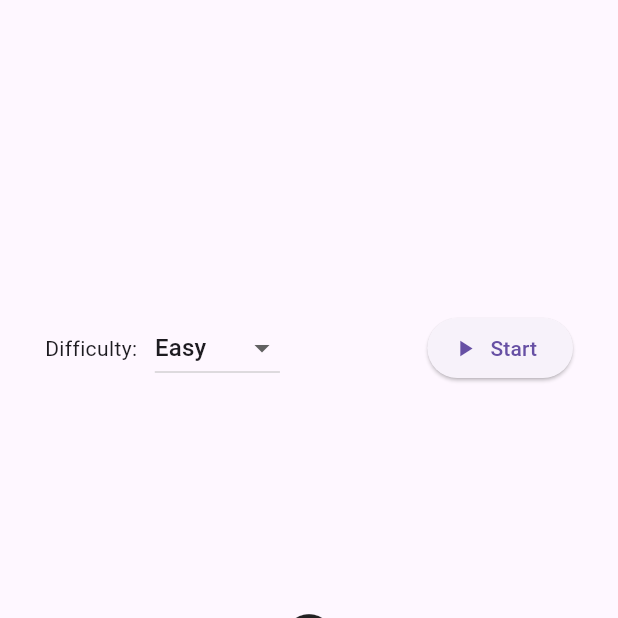
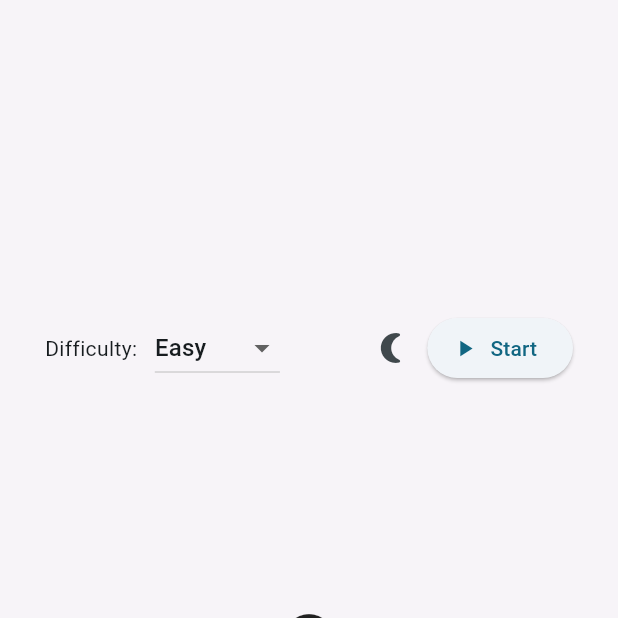
Before and after one commit to SaloRB/minesweeper, a Flutter app: the screen it shows after launch, on a phone screen of 412 x 824 dp, the top half of it. Run offline on Flutter 3.47's test engine with Material 3 defaults, Android fonts, the phone set to English and light mode, and no system bars; our stand-ins replace equatable; missing offline and left inert: dart:html.

Commit message:
Implement theme management: add MinesweeperTheme for dynamic theming, update UI components to support light and dark modes

```diff
--- a/lib/main.dart
+++ b/lib/main.dart
@@ -3,6 +3,7 @@ import 'web_context_menu/web_context_menu_stub.dart'
     if (dart.library.html) 'web_context_menu/web_context_menu_html.dart'
     as webcm;
 import 'ui/screens/game_screen.dart';
+import 'ui/theme/minesweeper_theme.dart';
 
 void main() {
   // Disable the browser's default context menu on web so right-click can flag.
@@ -15,16 +16,36 @@ class MainApp extends StatelessWidget {
 
   @override
   Widget build(BuildContext context) {
+    return ValueListenableBuilder<MinesweeperThemeMode>(
+      valueListenable: MinesweeperTheme.modeNotifier,
+      builder: (context, mode, _) {
+        final isDark = mode == MinesweeperThemeMode.dark;
         return MaterialApp(
           debugShowCheckedModeBanner: false,
-      home: Scaffold(
+          theme: ThemeData(
+            useMaterial3: true,
+            colorScheme: ColorScheme.fromSeed(seedColor: Colors.blueGrey),
+            scaffoldBackgroundColor: const Color(0xFFF7F4F8),
+          ),
+          darkTheme: ThemeData(
+            useMaterial3: true,
+            colorScheme: ColorScheme.fromSeed(
+              seedColor: Colors.blueGrey,
+              brightness: Brightness.dark,
+            ),
+            scaffoldBackgroundColor: const Color(0xFF121212),
+          ),
+          themeMode: isDark ? ThemeMode.dark : ThemeMode.light,
+          home: const Scaffold(
             body: Padding(
               padding: EdgeInsets.all(30.0),
               child: Center(
-            child: const GameScreen(rows: 9, columns: 9),
+                child: GameScreen(rows: 9, columns: 9),
               ),
             ),
           ),
         );
+      },
+    );
   }
 }
--- a/lib/ui/screens/game_screen.dart
+++ b/lib/ui/screens/game_screen.dart
@@ -6,6 +6,7 @@ import 'package:minesweeper/game_board_builder.dart';
 import 'package:minesweeper/minesweeper_engine.dart';
 import 'package:minesweeper/ui/board/game_grid.dart';
 import 'package:minesweeper/ui/widgets/game_header.dart';
+import 'package:minesweeper/ui/theme/minesweeper_theme.dart';
 
 class GameScreen extends StatefulWidget {
   const GameScreen({super.key, required this.rows, required this.columns});
@@ -24,6 +25,7 @@ class _GameScreenState extends State<GameScreen> {
   bool _timerStarted = false;
   late final VoidCallback _engineListener;
   Difficulty _selectedDifficulty = Difficulty.easy;
+  bool _isDarkTheme = false;
 
   @override
   void initState() {
@@ -98,6 +100,15 @@ class _GameScreenState extends State<GameScreen> {
     _timer = null;
   }
 
+  void _toggleTheme() {
+    setState(() {
+      _isDarkTheme = !_isDarkTheme;
+      MinesweeperTheme.setMode(
+        _isDarkTheme ? MinesweeperThemeMode.dark : MinesweeperThemeMode.light,
+      );
+    });
+  }
+
   @override
   Widget build(BuildContext context) {
     return LayoutBuilder(
@@ -129,6 +140,8 @@ class _GameScreenState extends State<GameScreen> {
                 }),
                 onStart: _startGame,
                 elapsedSeconds: _elapsedSeconds,
+                isDarkTheme: _isDarkTheme,
+                onToggleTheme: _toggleTheme,
               ),
               SizedBox.fromSize(
                 size: builder.constraints,
--- /dev/null
+++ b/lib/ui/theme/minesweeper_theme.dart
@@ -0,0 +1,100 @@
+import 'package:flutter/material.dart';
+
+/// Theme configuration for Minesweeper-specific visuals (grid, numbers, etc.).
+class MinesweeperTheme {
+  const MinesweeperTheme._();
+
+  static MinesweeperThemeMode _mode = MinesweeperThemeMode.light;
+  static final ValueNotifier<MinesweeperThemeMode> modeNotifier =
+      ValueNotifier<MinesweeperThemeMode>(_mode);
+
+  static MinesweeperThemeMode get mode => _mode;
+  static void setMode(MinesweeperThemeMode value) {
+    _mode = value;
+    modeNotifier.value = value;
+  }
+
+  /// Background color used to fill zero-adjacent revealed squares.
+  static Color get zeroFillBackground => switch (_mode) {
+    MinesweeperThemeMode.light => Colors.grey.shade400,
+    MinesweeperThemeMode.dark => Colors.grey.shade900,
+  };
+
+  /// Grid line colors
+  static Color get verticalLineColor => switch (_mode) {
+    MinesweeperThemeMode.light => Colors.grey.shade400,
+    MinesweeperThemeMode.dark => Colors.grey.shade600,
+  };
+
+  static Color get horizontalLineColor => switch (_mode) {
+    MinesweeperThemeMode.light => Colors.grey,
+    MinesweeperThemeMode.dark => Colors.grey.shade700,
+  };
+
+  /// Outer border color of the grid
+  static Color get borderColor => switch (_mode) {
+    MinesweeperThemeMode.light => Colors.grey.shade700,
+    MinesweeperThemeMode.dark => Colors.grey.shade500,
+  };
+
+  /// Color used for numeric counts (1..8) on revealed squares.
+  static Color numberColor(int count) {
+    return switch (count) {
+      1 => Colors.blue.shade700,
+      2 => Colors.green.shade700,
+      3 => Colors.red.shade700,
+      4 => Colors.indigo.shade700,
+      5 => Colors.brown.shade700,
+      6 => Colors.cyan.shade700,
+      7 => Colors.black87,
+      8 => Colors.grey.shade800,
+      _ => Colors.black,
+    };
+  }
+
+  /// Header chip styles (counter/timer)
+  static Color get headerChipBackground => switch (_mode) {
+    MinesweeperThemeMode.light => Colors.white,
+    MinesweeperThemeMode.dark => Colors.grey.shade900,
+  };
+  static Color get headerChipText => switch (_mode) {
+    MinesweeperThemeMode.light => Colors.black87,
+    MinesweeperThemeMode.dark => Colors.white,
+  };
+  static Color get headerChipBorder => switch (_mode) {
+    MinesweeperThemeMode.light => Colors.grey.shade400,
+    MinesweeperThemeMode.dark => Colors.grey.shade700,
+  };
+
+  /// Hover overlay styles
+  static Color get hoverOverlayFill => switch (_mode) {
+    MinesweeperThemeMode.light => Colors.black.withValues(alpha: 0.04),
+    MinesweeperThemeMode.dark => Colors.white.withValues(alpha: 0.06),
+  };
+  static Color get hoverOverlayBorder => switch (_mode) {
+    MinesweeperThemeMode.light => Colors.black26,
+    MinesweeperThemeMode.dark => Colors.white24,
+  };
+
+  /// Status overlay (win/loss) colors
+  static Color get statusCardBackground => switch (_mode) {
+    MinesweeperThemeMode.light => Colors.white,
+    MinesweeperThemeMode.dark => Colors.black,
+  };
+
+  static Color get statusWinBorder => Colors.green.shade600;
+  static Color get statusLoseBorder => Colors.red.shade600;
+  static Color get statusWinText => Colors.green.shade700;
+  static Color get statusLoseText => Colors.red.shade700;
+
+  static Color get statusOverlayScrimWin => switch (_mode) {
+    MinesweeperThemeMode.light => Colors.black.withValues(alpha: 0.10),
+    MinesweeperThemeMode.dark => Colors.black.withValues(alpha: 0.25),
+  };
+  static Color get statusOverlayScrimLose => switch (_mode) {
+    MinesweeperThemeMode.light => Colors.black.withValues(alpha: 0.15),
+    MinesweeperThemeMode.dark => Colors.black.withValues(alpha: 0.30),
+  };
+}
+
+enum MinesweeperThemeMode { light, dark }
--- a/lib/ui/widgets/game_header.dart
+++ b/lib/ui/widgets/game_header.dart
@@ -1,5 +1,6 @@
 import 'package:flutter/material.dart';
 import 'package:minesweeper/minesweeper_engine.dart';
+import 'package:minesweeper/ui/theme/minesweeper_theme.dart';
 
 class GameHeader extends StatelessWidget {
   const GameHeader({
@@ -9,6 +10,8 @@ class GameHeader extends StatelessWidget {
     required this.onDifficultyChanged,
     required this.onStart,
     required this.elapsedSeconds,
+    required this.isDarkTheme,
+    required this.onToggleTheme,
   });
 
   final MinesweeperEngine? engine;
@@ -16,6 +19,8 @@ class GameHeader extends StatelessWidget {
   final ValueChanged<Difficulty> onDifficultyChanged;
   final VoidCallback onStart;
   final int elapsedSeconds;
+  final bool isDarkTheme;
+  final VoidCallback onToggleTheme;
 
   String _formatTime(int totalSeconds) {
     final minutes = (totalSeconds ~/ 60).toString().padLeft(2, '0');
@@ -57,10 +62,21 @@ class GameHeader extends StatelessWidget {
                 ),
               ],
             ),
+            Row(
+              children: [
+                IconButton(
+                  tooltip: isDarkTheme ? 'Switch to light' : 'Switch to dark',
+                  onPressed: onToggleTheme,
+                  icon: Icon(
+                    isDarkTheme ? Icons.wb_sunny : Icons.nightlight_round,
+                  ),
+                ),
                 ElevatedButton.icon(
                   onPressed: onStart,
                   icon: const Icon(Icons.play_arrow),
                   label: const Text('Start'),
+                ),
+              ],
             ),
           ],
         ),
@@ -81,18 +97,20 @@ class GameHeader extends StatelessWidget {
                 vertical: 6,
               ),
               decoration: BoxDecoration(
-                color: Colors.white,
+                color: MinesweeperTheme.headerChipBackground,
                 borderRadius: BorderRadius.circular(8),
-                border: Border.all(color: Colors.grey[400]!),
+                border: Border.all(color: MinesweeperTheme.headerChipBorder),
               ),
               child: Text(
                 '🚩 ${engine!.remainingFlags} / ${engine!.totalMines}',
-                style: const TextStyle(
+                style: TextStyle(
                   fontWeight: FontWeight.bold,
-                  color: Colors.black87,
+                  color: MinesweeperTheme.headerChipText,
                 ),
               ),
             ),
+            Row(
+              children: [
                 Container(
                   margin: const EdgeInsets.only(right: 4),
                   padding: const EdgeInsets.symmetric(
@@ -100,17 +118,28 @@ class GameHeader extends StatelessWidget {
                     vertical: 6,
                   ),
                   decoration: BoxDecoration(
-                color: Colors.white,
+                    color: MinesweeperTheme.headerChipBackground,
                     borderRadius: BorderRadius.circular(8),
-                border: Border.all(color: Colors.grey[400]!),
+                    border: Border.all(
+                      color: MinesweeperTheme.headerChipBorder,
+                    ),
                   ),
                   child: Text(
                     '⏱ ${_formatTime(elapsedSeconds)}',
-                style: const TextStyle(
+                    style: TextStyle(
                       fontWeight: FontWeight.bold,
-                  color: Colors.black87,
+                      color: MinesweeperTheme.headerChipText,
                     ),
                   ),
+                ),
+                IconButton(
+                  tooltip: isDarkTheme ? 'Switch to light' : 'Switch to dark',
+                  onPressed: onToggleTheme,
+                  icon: Icon(
+                    isDarkTheme ? Icons.wb_sunny : Icons.nightlight_round,
+                  ),
+                ),
+              ],
             ),
           ],
         ),
```
Also changed, not shown: lib/ui/board/game_grid.dart (+18 -30 lines), lib/ui/widgets/status_overlay.dart (+10 -5 lines). Lines whose indentation alone changed are shown as unchanged.
